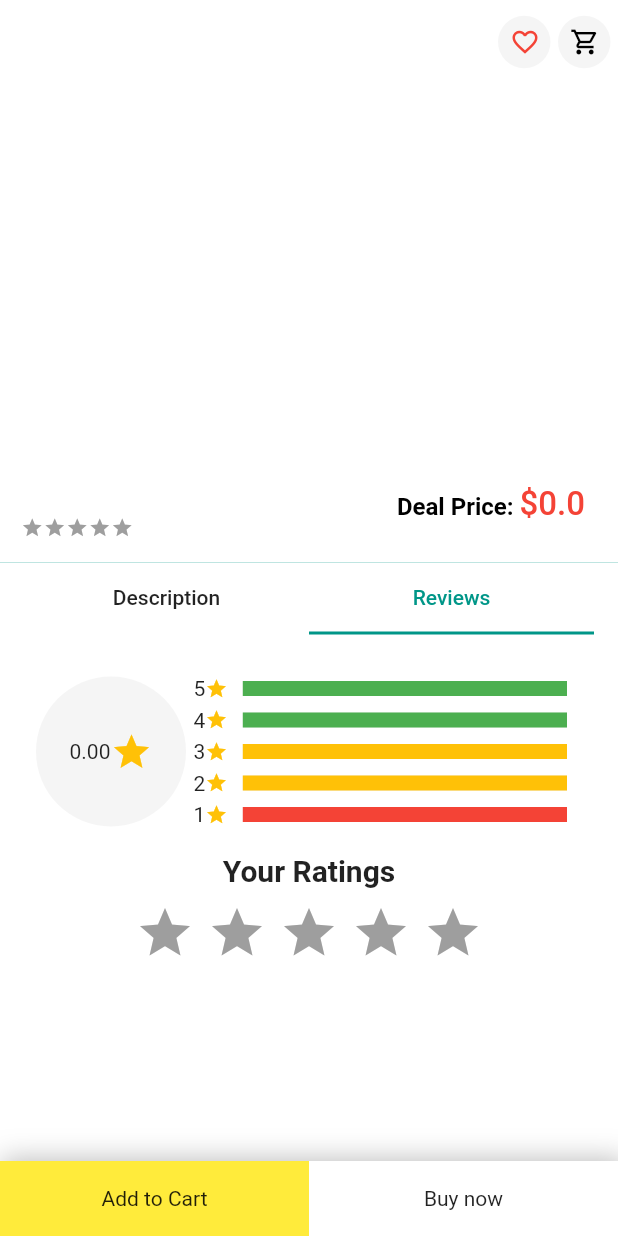
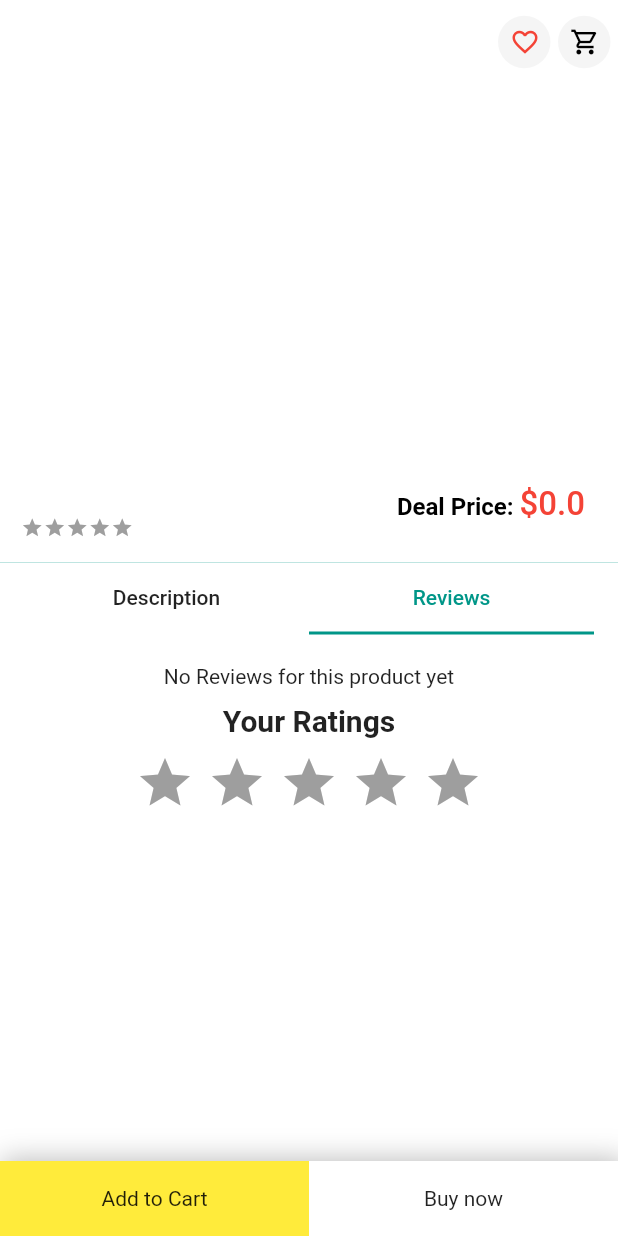
Before and after one commit to NeerajYadu07/ecommerce-app, a Flutter app: the ProductDetailsScreen screen opened directly with empty values, tab 2 chosen, on a phone screen of 412 x 824 dp. Run offline on Flutter 3.47's test engine with Material 2 defaults, Android fonts, the phone set to English and light mode, and no system bars; drawn by our look-alikes of carousel_slider, flutter_rating_bar, percent_indicator; our stand-ins replace badges, charts_flutter, dots_indicator, dotted_border, file_picker, shared_preferences; missing offline and left inert: cloudinary_public, pay; accounts and stored records are empty.

Commit message:
bugs fixed

```diff
--- a/lib/features/account/widgets/single_product.dart
+++ b/lib/features/account/widgets/single_product.dart
@@ -14,6 +14,7 @@ class SingleProduct extends StatelessWidget {
       ),
       child: Container(
         width: 180,
+        height: 150,
         padding: const EdgeInsets.all(10),
         child: Image.network(image,fit: BoxFit.fitHeight,width: 180,),
       ),),
--- a/lib/features/account/widgets/top_buttons.dart
+++ b/lib/features/account/widgets/top_buttons.dart
@@ -1,3 +1,4 @@
+import 'package:amazon_clone/features/account/screens/orders_screen.dart';
 import 'package:amazon_clone/features/account/screens/wishlist_screen.dart';
 import 'package:amazon_clone/features/account/services/account_services.dart';
 import 'package:amazon_clone/features/account/widgets/account_button.dart';
@@ -12,7 +13,7 @@ class TopButtons extends StatelessWidget {
       children: [
         Row(
           children: [
-            AccountButton(text: 'Your Orders', onPressed: () {}),
+            AccountButton(text: 'Your Orders', onPressed: ()=>Navigator.pushNamed(context, OrdersScreen.routeName)),
             AccountButton(text: 'Turn Seller', onPressed: () {}),
           ],
         ),
--- a/lib/features/address/services/address_services.dart
+++ b/lib/features/address/services/address_services.dart
@@ -67,7 +67,7 @@ class AddressServices {
             showSnackBar(context, "Your order has been placed");
             User user = userProvider.user.copyWith(cart: []);
             userProvider.setUserFromModel(user);
-            Navigator.pushNamed(context, AccountScreen.routeName);
+            Navigator.pushReplacementNamed(context, AccountScreen.routeName);
           },
         );
       }
--- a/lib/features/product_details/screens/product_details_screen.dart
+++ b/lib/features/product_details/screens/product_details_screen.dart
@@ -448,7 +448,7 @@ class _ProductDetailsScreenState extends State<ProductDetailsScreen> {
         margin: const EdgeInsets.only(left: 16, top: 20, right: 16),
         child: Column(
           children: [
-            Container(
+            avgRating !=0?Container(
               margin: const EdgeInsets.all(8),
               child: Row(
                 mainAxisAlignment: MainAxisAlignment.spaceBetween,
@@ -515,7 +515,7 @@ class _ProductDetailsScreenState extends State<ProductDetailsScreen> {
                   )
                 ],
               ),
-            ),
+            ):const Text('No Reviews for this product yet'),
             const SizedBox(
               height: 10,
             ),
```
